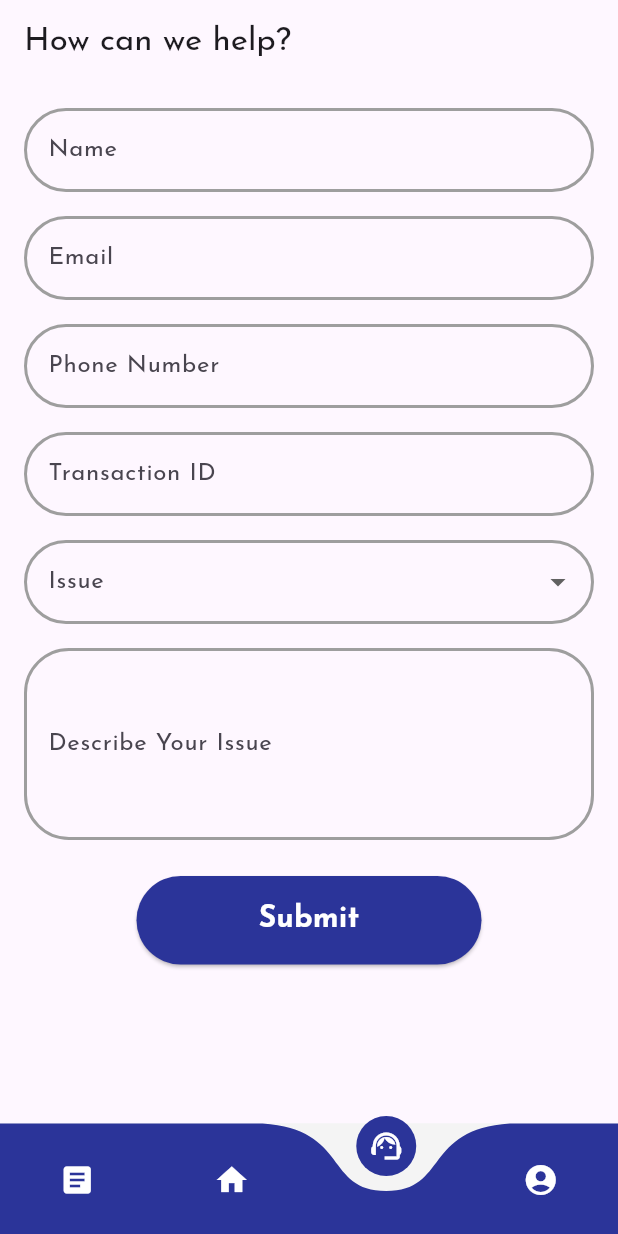
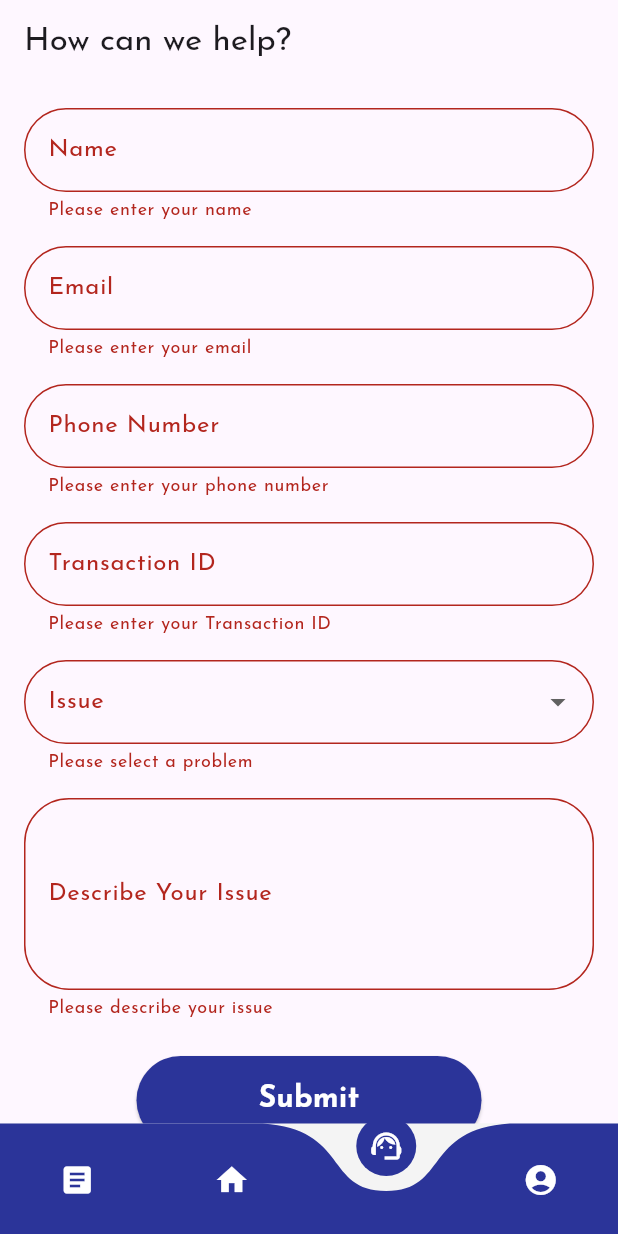
Before and after one commit to zaydant/jokibydante-mobile, a Flutter app: the screen it shows after launch, item 3 of the bottom bar chosen, after a tap on "Submit", on a phone screen of 412 x 824 dp. Run offline on Flutter 3.47's test engine with Material 3 defaults, Android fonts, the phone set to English and light mode, and no system bars; drawn by our look-alikes of curved_navigation_bar; our stand-ins replace shared_preferences.

Commit message:
Added functionality for support page

```diff
--- /dev/null
+++ b/lib/models/support_model.dart
@@ -0,0 +1,28 @@
+class SupportModel {
+  final String name;
+  final String email;
+  final String phoneNumber;
+  final String transactionId;
+  final String issue;
+  final String description;
+
+  SupportModel({
+    required this.name,
+    required this.email,
+    required this.phoneNumber,
+    required this.transactionId,
+    required this.issue,
+    required this.description
+  });
+
+  Map<String, dynamic> toJson(){
+    return {
+      'name': name,
+      'email': email,
+      'phoneNumber': phoneNumber,
+      'transactionId': transactionId,
+      'issue': issue,
+      'description': description
+    };
+  }
+}
--- a/lib/pages/support_page.dart
+++ b/lib/pages/support_page.dart
@@ -1,5 +1,9 @@
 import 'package:flutter/material.dart';
 import 'package:jokiapp/components/my_button.dart';
+import 'package:jokiapp/models/support_model.dart';
+import 'package:jokiapp/models/user_provider.dart';
+import 'package:jokiapp/services/support_services.dart';
+import 'package:provider/provider.dart';
 
 class SupportPage extends StatefulWidget {
   const SupportPage({super.key});
@@ -11,23 +15,69 @@ class SupportPage extends StatefulWidget {
 class _SupportPageState extends State<SupportPage> {
   final _formKey = GlobalKey<FormState>();
   String? _selectedProblem;
-  final List<String> _problemOptions = ['Wrong Transfer', 'Late Delivery', 'Other Issues'];
+  final List<String> _problemOptions = ['Wrong Transfer', 'Bad Service', 'Wrong Account Details', 'Other'];
+
+  // Form field controllers
+  final TextEditingController _nameController = TextEditingController();
+  final TextEditingController _emailController = TextEditingController();
+  final TextEditingController _phoneController = TextEditingController();
+  final TextEditingController _transactionIdController = TextEditingController();
+  final TextEditingController _descriptionController = TextEditingController();
 
   // Circular border style for form fields
   OutlineInputBorder _buildCircularBorder() {
     return OutlineInputBorder(
       borderRadius: BorderRadius.circular(30.0),
       borderSide: const BorderSide(
-        color: Colors.grey, // Customize border color
+        color: Colors.grey,
         width: 2.0,
       ),
     );
   }
 
-  // sign user in method
-  void signUserIn(BuildContext context) {
-    // Navigate to the HomePage
-    Navigator.pushNamed(context, '/home');
+  void _saveSupport() async {
+    if (_formKey.currentState!.validate()) {
+      SupportModel supportItem = SupportModel(
+        name: _nameController.text,
+        email: _emailController.text,
+        phoneNumber: _phoneController.text,
+        transactionId: _transactionIdController.text,
+        issue: _selectedProblem ?? '',
+        description: _descriptionController.text,
+      );
+
+      try {
+        Map<String, dynamic> result = await SupportService().saveSupportRequest(supportItem);
+
+        if (result['success']) {
+          ScaffoldMessenger.of(context).showSnackBar(
+            const SnackBar(content: Text('Support request submitted successfully')),
+          );
+          _formKey.currentState!.reset();
+          _nameController.clear();
+          _emailController.clear();
+          _phoneController.clear();
+          _transactionIdController.clear();
+          _descriptionController.clear();
+        } else {
+          if (result['statusCode'] == 404) {
+            ScaffoldMessenger.of(context).showSnackBar(
+              const SnackBar(content: Text('Error: Transaction Not Found')),
+            );
+            _transactionIdController.clear();
+          } else {
+            ScaffoldMessenger.of(context).showSnackBar(
+              SnackBar(content: Text('Failed to submit support request. ${result['body'] ?? ''}')),
+            );
+          }
+        }
+      } catch (e) {
+        print('Error in _saveSupport: $e');
+        ScaffoldMessenger.of(context).showSnackBar(
+          SnackBar(content: Text('Error: ${e.toString()}')),
+        );
+      }
+    }
   }
 
   @override
@@ -35,6 +85,7 @@ class _SupportPageState extends State<SupportPage> {
     return Scaffold(
       appBar: AppBar(
         title: const Text('How can we help?'),
+        automaticallyImplyLeading: false,
       ),
       resizeToAvoidBottomInset: true,
       body: SingleChildScrollView(
@@ -44,8 +95,8 @@ class _SupportPageState extends State<SupportPage> {
           child: Column(
             crossAxisAlignment: CrossAxisAlignment.start,
             children: <Widget>[
-              // Name input
               TextFormField(
+                controller: _nameController,
                 decoration: InputDecoration(
                   labelText: 'Name',
                   border: _buildCircularBorder(),
@@ -61,8 +112,8 @@ class _SupportPageState extends State<SupportPage> {
               ),
               const SizedBox(height: 16),
 
-              // Email input
               TextFormField(
+                controller: _emailController,
                 decoration: InputDecoration(
                   labelText: 'Email',
                   border: _buildCircularBorder(),
@@ -79,8 +130,8 @@ class _SupportPageState extends State<SupportPage> {
               ),
               const SizedBox(height: 16),
 
-              // Phone number input
               TextFormField(
+                controller: _phoneController,
                 decoration: InputDecoration(
                   labelText: 'Phone Number',
                   border: _buildCircularBorder(),
@@ -96,15 +147,16 @@ class _SupportPageState extends State<SupportPage> {
                 },
               ),
               const SizedBox(height: 16),
-              // Transaction ID input
+
               TextFormField(
+                controller: _transactionIdController,
                 decoration: InputDecoration(
                   labelText: 'Transaction ID',
                   border: _buildCircularBorder(),
                   enabledBorder: _buildCircularBorder(),
                   focusedBorder: _buildCircularBorder(),
                 ),
-                keyboardType: TextInputType.phone,
+                keyboardType: TextInputType.text,
                 validator: (value) {
                   if (value == null || value.isEmpty) {
                     return 'Please enter your Transaction ID';
@@ -114,7 +166,6 @@ class _SupportPageState extends State<SupportPage> {
               ),
               const SizedBox(height: 16),
 
-              // Problem dropdown
               DropdownButtonFormField<String>(
                 decoration: InputDecoration(
                   labelText: 'Issue',
@@ -143,8 +194,8 @@ class _SupportPageState extends State<SupportPage> {
               ),
               const SizedBox(height: 16),
 
-              // Issue description input
               TextFormField(
+                controller: _descriptionController,
                 decoration: InputDecoration(
                   labelText: 'Describe Your Issue',
                   border: _buildCircularBorder(),
@@ -161,14 +212,11 @@ class _SupportPageState extends State<SupportPage> {
               ),
               const SizedBox(height: 24),
 
-              // Submit button
               Center(
                 child: MyButton(
                   buttonText: 'Submit',
-                  onTap: () {
-                    signUserIn(context);
-                  }
-                  ),
+                  onTap: _saveSupport,
+                ),
               ),
             ],
           ),
@@ -176,4 +224,14 @@ class _SupportPageState extends State<SupportPage> {
       ),
     );
   }
+
+  @override
+  void dispose() {
+    _nameController.dispose();
+    _emailController.dispose();
+    _phoneController.dispose();
+    _transactionIdController.dispose();
+    _descriptionController.dispose();
+    super.dispose();
+  }
 }
--- a/lib/pages/transactions_page.dart
+++ b/lib/pages/transactions_page.dart
@@ -20,6 +20,7 @@ class _TransactionPageState extends State<TransactionPage> {
       appBar: AppBar(
         backgroundColor: Colors.transparent,
         elevation: 0,
+        automaticallyImplyLeading: false,
         actions: const [
           Padding(
             padding: EdgeInsets.only(right: 20),
```
Also changed, not shown: lib/services/support_services.dart (added, +33 -0 lines).
